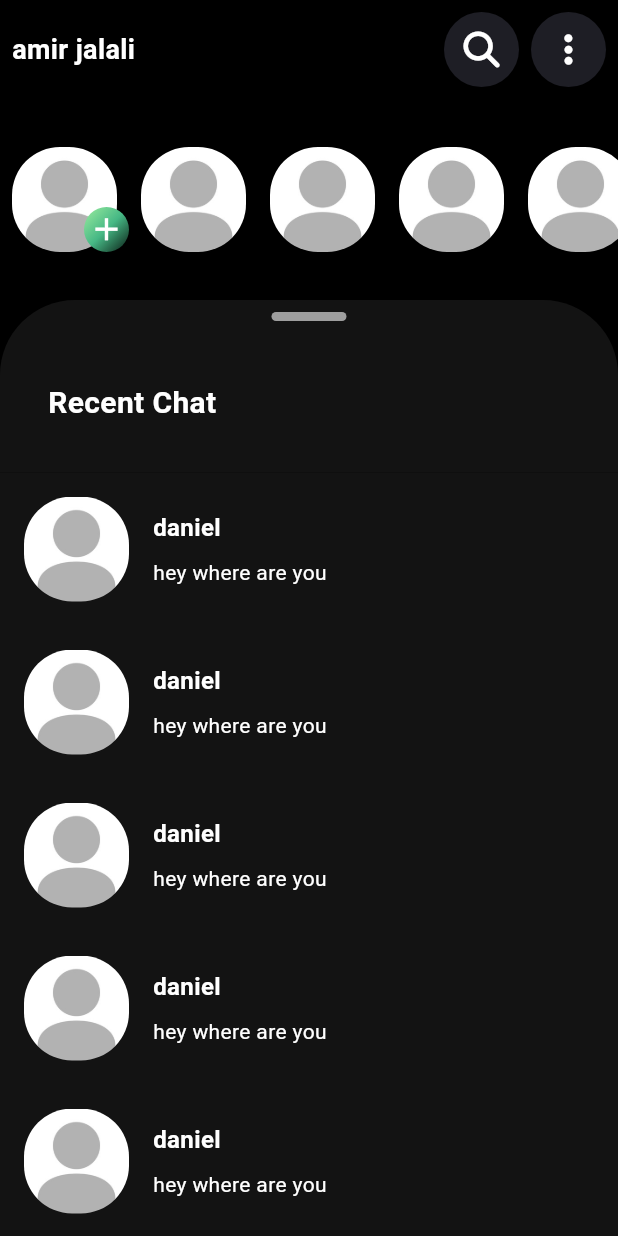
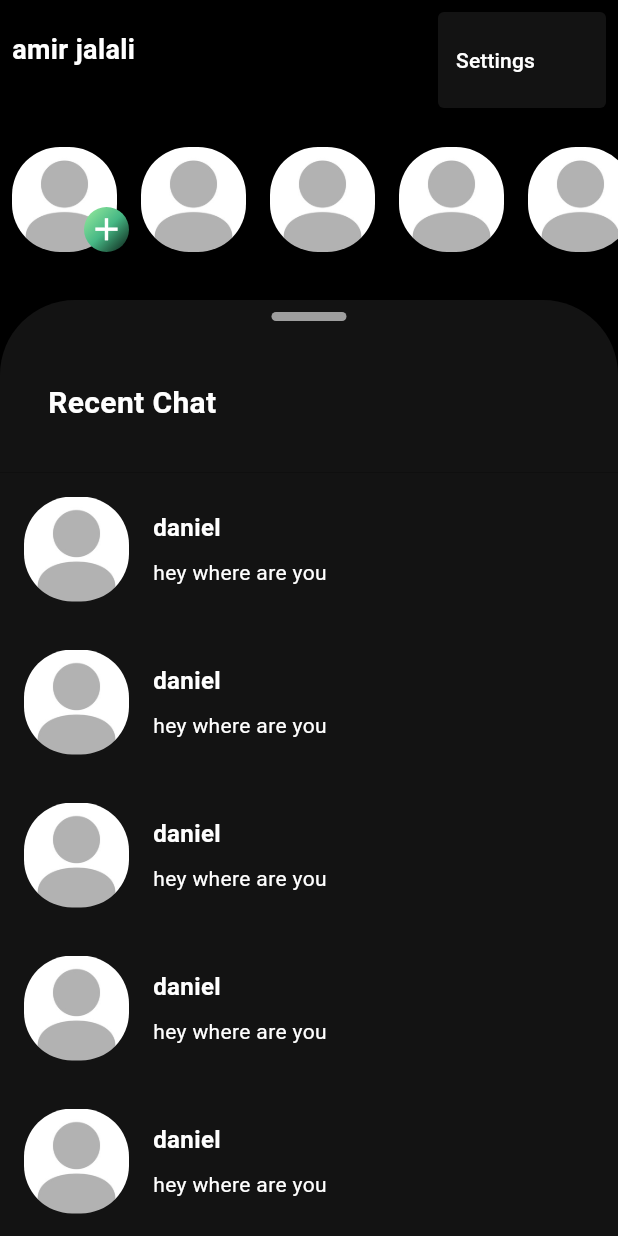
Before and after one commit to rim4j/whats_app_clone, a Flutter app: the ChatsPage screen opened directly, after a tap on an icon or button, on a phone screen of 412 x 824 dp. Run offline on Flutter 3.47's test engine with Material 3 defaults, Android fonts, the phone set to English and light mode, and no system bars; our stand-ins replace cached_network_image, flutter_bloc, flutter_spinkit, font_awesome_flutter, google_fonts, image_picker and 2 more; missing offline and left inert: country_pickers, flutter_pin_code_fields, scale_button.

```diff
--- a/lib/config/routes/on_generate_route.dart
+++ b/lib/config/routes/on_generate_route.dart
@@ -2,7 +2,8 @@ import 'package:flutter/material.dart';
 import 'package:whats_app_clone/config/routes/route_names.dart';
 import 'package:whats_app_clone/config/theme/app_styles.dart';
 import 'package:whats_app_clone/features/chats/presentation/pages/single_chat_page.dart';
-import 'package:whats_app_clone/features/home/presentation/home_page.dart';
+import 'package:whats_app_clone/features/home/presentation/pages/home_page.dart';
+import 'package:whats_app_clone/features/home/presentation/pages/settings_page.dart';
 import 'package:whats_app_clone/features/intro/presentation/pages/welcome_page.dart';
 import 'package:whats_app_clone/features/user/presentation/pages/init_profile_page.dart';
 import 'package:whats_app_clone/features/user/presentation/pages/login_page.dart';
@@ -32,6 +33,9 @@ class OnGenerateRoute {
 
       case RouteNames.homePage:
         return routeBuilder(const HomePage());
+
+      case RouteNames.settingsPage:
+        return routeBuilder(const SettingsPage());
       default:
         return routeBuilder(const NoPageFound());
     }
--- a/lib/config/routes/route_names.dart
+++ b/lib/config/routes/route_names.dart
@@ -6,4 +6,5 @@ class RouteNames {
   static const otpPage = "otpPage";
   static const initProfilePage = "initProfilePage";
   static const homePage = "homePage";
+  static const settingsPage = "settingsPage";
 }
--- a/lib/features/chats/presentation/pages/chats_page.dart
+++ b/lib/features/chats/presentation/pages/chats_page.dart
@@ -39,10 +39,34 @@ class ChatsPage extends StatelessWidget {
                         onTap: () {},
                       ),
                       const SizedBox(width: Dimens.small),
-                      IconButtonApp(
-                        colorScheme: colorScheme,
-                        icon: const Icon(FontAwesomeIcons.ellipsisVertical),
-                        onTap: () {},
+                      Container(
+                        width: 50,
+                        height: 50,
+                        decoration: BoxDecoration(
+                          borderRadius: BorderRadius.circular(50),
+                          color: colorScheme.onPrimary.withAlpha(50),
+                        ),
+                        child: PopupMenuButton<String>(
+                          splashRadius: 25,
+                          icon: const Icon(FontAwesomeIcons.ellipsisVertical,
+                              color: Colors.white),
+                          color: colorScheme.background,
+                          onSelected: (value) {},
+                          itemBuilder: (BuildContext context) =>
+                              <PopupMenuEntry<String>>[
+                            PopupMenuItem<String>(
+                              onTap: () {
+                                Navigator.pushNamed(
+                                    context, RouteNames.settingsPage);
+                              },
+                              value: "Settings",
+                              child: Text(
+                                'Settings',
+                                style: robotoMedium,
+                              ),
+                            ),
+                          ],
+                        ),
                       ),
                     ],
                   ),
--- a/lib/features/home/presentation/home_page.dart
+++ b/lib/features/home/presentation/pages/home_page.dart
@@ -4,7 +4,7 @@ import 'package:whats_app_clone/common/bloc/bottom_nav.dart';
 import 'package:whats_app_clone/common/widgets/bottom_nav.dart';
 import 'package:whats_app_clone/features/call/presentation/pages/calls_history_page.dart';
 import 'package:whats_app_clone/features/chats/presentation/pages/chats_page.dart';
-import 'package:whats_app_clone/features/home/presentation/contacts_page.dart';
+import 'package:whats_app_clone/features/home/presentation/pages/contacts_page.dart';
 
 class HomePage extends StatelessWidget {
   const HomePage({super.key});
```
Also changed, not shown: lib/features/home/presentation/pages/settings_page.dart (added, +110 -0 lines), lib/features/home/presentation/widgets/settings_item.dart (added, +56 -0 lines), lib/features/home/presentation/pages/contacts_page.dart (renamed from lib/features/home/presentation/contacts_page.dart).
